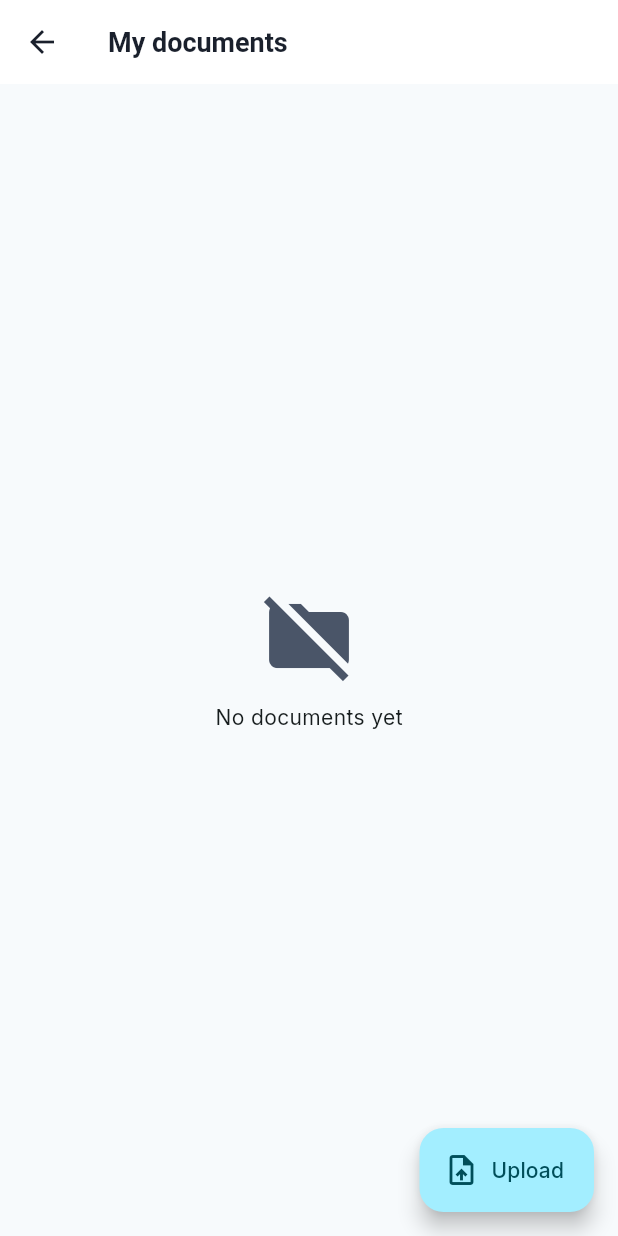
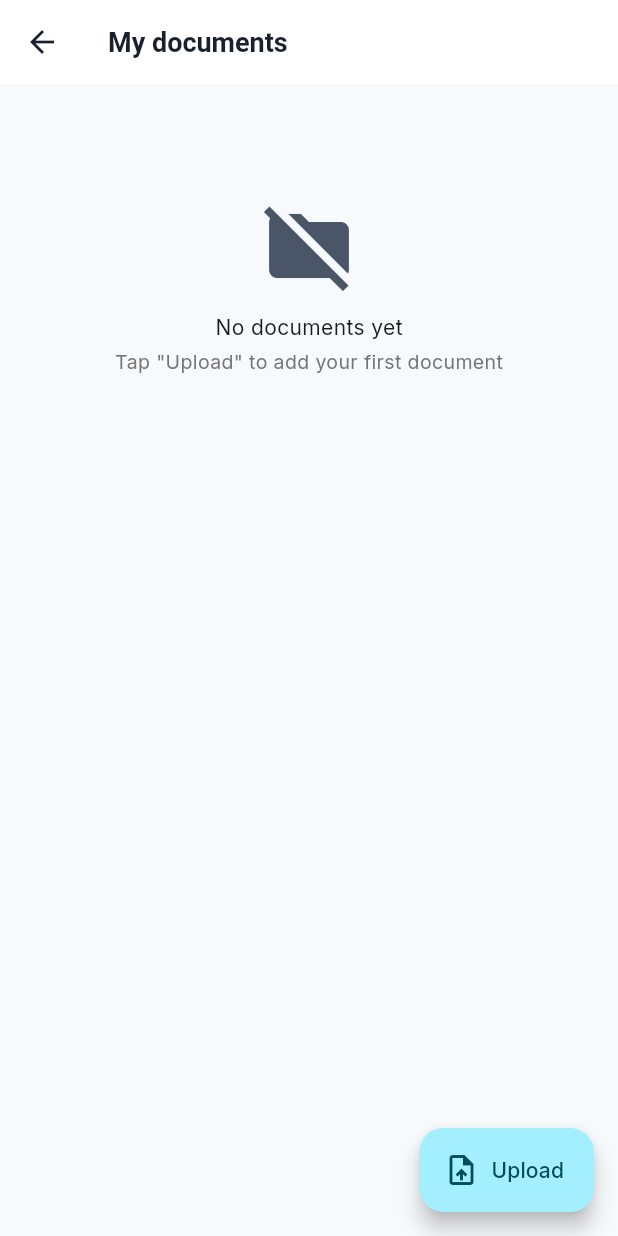
Before and after one commit to aemafantea/Fayda-BG-check, a Flutter app: the DocumentsScreen screen opened by its route, after a tap on "Upload", on a phone screen of 412 x 824 dp. Run offline on Flutter 3.47's test engine with Material 3 defaults, Android fonts, the phone set to English and light mode, and no system bars; our stand-ins replace app_links, file_picker, fl_chart, flutter_riverpod, go_router, google_fonts and 1 more; accounts and stored records are empty.

Commit message:
fix: v0.2.0 - resilient UI against missing DB schema + many UX polish

```diff
--- a/app/lib/features/candidate/screens/documents_screen.dart
+++ b/app/lib/features/candidate/screens/documents_screen.dart
@@ -4,8 +4,10 @@ import 'package:file_picker/file_picker.dart';
 import 'package:url_launcher/url_launcher.dart';
 
 import '../../../core/theme/app_theme.dart';
+import '../../../data/models/models.dart';
 import '../../../data/repositories/auth_repository.dart';
 import '../../../data/repositories/bg_check_repository.dart';
+import '../../shared/widgets/db_status_banner.dart';
 
 class DocumentsScreen extends ConsumerStatefulWidget {
   const DocumentsScreen({super.key});
@@ -14,78 +16,209 @@ class DocumentsScreen extends ConsumerStatefulWidget {
 }
 
 class _DocumentsScreenState extends ConsumerState<DocumentsScreen> {
-  final _docTypes = const ['national_id','passport','certificate','transcript','reference_letter','employment_letter','police_clearance','other'];
+  final _docTypes = const [
+    'national_id', 'passport', 'certificate', 'transcript',
+    'reference_letter', 'employment_letter', 'police_clearance', 'other'
+  ];
+  late Future<List<AppDocument>> _future;
+
+  @override
+  void initState() {
+    super.initState();
+    _future = _load();
+  }
+
+  Future<List<AppDocument>> _load() {
+    final uid = ref.read(currentUserProvider)?.id;
+    if (uid == null) return Future.value([]);
+    return ref.read(bgCheckRepoProvider).listDocuments(uid);
+  }
+
+  void _reload() => setState(() => _future = _load());
 
   Future<void> _upload(String ownerId) async {
     final picked = await FilePicker.platform.pickFiles(withData: true);
     if (picked == null || picked.files.isEmpty) return;
     final f = picked.files.first;
+    if (f.bytes == null) {
+      _showSnack('Could not read file bytes');
+      return;
+    }
+    if (!mounted) return;
     final docType = await showModalBottomSheet<String>(
       context: context,
       builder: (_) => SafeArea(
-        child: ListView(shrinkWrap: true, children: _docTypes
-            .map((t) => ListTile(title: Text(t.replaceAll('_',' ')),
-                onTap: () => Navigator.pop(context, t))).toList()),
+        child: ListView(
+          shrinkWrap: true,
+          children: _docTypes
+              .map((t) => ListTile(
+                    leading: const Icon(Icons.label_outline),
+                    title: Text(t.replaceAll('_', ' ')),
+                    onTap: () => Navigator.pop(context, t),
+                  ))
+              .toList(),
+        ),
       ),
     );
     if (docType == null) return;
+    try {
       await ref.read(bgCheckRepoProvider).uploadDocument(
-      ownerId: ownerId, docType: docType, fileName: f.name, bytes: f.bytes!, mimeType: _mime(f.name),
+            ownerId: ownerId,
+            docType: docType,
+            fileName: f.name,
+            bytes: f.bytes!,
+            mimeType: _mime(f.name),
           );
-    setState(() {});
+      _showSnack('Uploaded ${f.name}');
+      _reload();
+    } catch (e) {
+      _showSnack('Upload failed: $e');
+    }
+  }
+
+  void _showSnack(String s) {
+    if (!mounted) return;
+    ScaffoldMessenger.of(context).showSnackBar(SnackBar(content: Text(s)));
   }
 
   String? _mime(String name) {
     final ext = name.split('.').last.toLowerCase();
-    return {'pdf':'application/pdf','jpg':'image/jpeg','jpeg':'image/jpeg','png':'image/png'}[ext];
+    return {
+      'pdf': 'application/pdf',
+      'jpg': 'image/jpeg',
+      'jpeg': 'image/jpeg',
+      'png': 'image/png',
+    }[ext];
   }
 
   @override
   Widget build(BuildContext context) {
-    final profile = ref.watch(currentProfileProvider).valueOrNull;
-    if (profile == null) return const Scaffold(body: Center(child: CircularProgressIndicator()));
+    final user = ref.watch(currentUserProvider);
+    if (user == null) {
+      return const Scaffold(body: Center(child: Text('Not signed in')));
+    }
     final repo = ref.watch(bgCheckRepoProvider);
     return Scaffold(
       appBar: AppBar(title: const Text('My documents')),
-      body: FutureBuilder(
-        future: repo.listDocuments(profile.id),
+      body: RefreshIndicator(
+        onRefresh: () async => _reload(),
+        child: FutureBuilder<List<AppDocument>>(
+          future: _future,
           builder: (ctx, snap) {
-          if (!snap.hasData) return const Center(child: CircularProgressIndicator());
-          final docs = snap.data!;
-          if (docs.isEmpty) {
-            return Center(child: Column(mainAxisSize: MainAxisSize.min, children: [
-              const Icon(Icons.folder_off, size: 64, color: AppTheme.textSecondary),
-              const SizedBox(height: 12), const Text('No documents yet'),
-            ]));
+            if (snap.connectionState == ConnectionState.waiting) {
+              return const Center(child: CircularProgressIndicator());
             }
-          return ListView.separated(
+            if (snap.hasError) {
+              return _ErrorState(
+                  message: '${snap.error}', onRetry: _reload);
+            }
+            final docs = snap.data ?? const [];
+            return ListView(
               padding: const EdgeInsets.all(16),
-            itemCount: docs.length,
-            separatorBuilder: (_, __) => const SizedBox(height: 8),
-            itemBuilder: (_, i) {
-              final d = docs[i];
-              return Card(
+              children: [
+                const DbStatusBanner(),
+                if (docs.isEmpty)
+                  const _EmptyState()
+                else
+                  ...docs.map((d) => Card(
                         child: ListTile(
-                  leading: const Icon(Icons.insert_drive_file, color: AppTheme.primary),
+                          leading: const Icon(Icons.insert_drive_file,
+                              color: AppTheme.primary),
                           title: Text(d.fileName),
-                  subtitle: Text(d.docType.replaceAll('_',' ')),
-                  trailing: IconButton(
-                    icon: const Icon(Icons.open_in_new),
-                    onPressed: () async {
+                          subtitle: Text(d.docType.replaceAll('_', ' ')),
+                          trailing: PopupMenuButton<String>(
+                            onSelected: (action) async {
+                              if (action == 'open') {
+                                try {
                                   final url = await repo.signedDocUrl(d.filePath);
                                   await launchUrl(Uri.parse(url));
+                                } catch (e) {
+                                  _showSnack('Cannot open: $e');
+                                }
+                              } else if (action == 'delete') {
+                                try {
+                                  await repo.deleteDocument(d);
+                                  _reload();
+                                } catch (e) {
+                                  _showSnack('Delete failed: $e');
+                                }
+                              }
+                            },
+                            itemBuilder: (_) => const [
+                              PopupMenuItem(
+                                  value: 'open',
+                                  child: ListTile(
+                                      leading: Icon(Icons.open_in_new),
+                                      title: Text('Open'))),
+                              PopupMenuItem(
+                                  value: 'delete',
+                                  child: ListTile(
+                                      leading: Icon(Icons.delete_outline,
+                                          color: AppTheme.danger),
+                                      title: Text('Delete'))),
+                            ],
+                          ),
+                        ),
+                      )),
+              ],
+            );
           },
         ),
       ),
-              );
-            },
-          );
-        },
-      ),
       floatingActionButton: FloatingActionButton.extended(
-        onPressed: () => _upload(profile.id),
-        icon: const Icon(Icons.upload_file), label: const Text('Upload'),
+        onPressed: () => _upload(user.id),
+        icon: const Icon(Icons.upload_file),
+        label: const Text('Upload'),
       ),
     );
   }
 }
+
+class _EmptyState extends StatelessWidget {
+  const _EmptyState();
+  @override
+  Widget build(BuildContext context) {
+    return Padding(
+      padding: const EdgeInsets.symmetric(vertical: 60),
+      child: Center(
+        child: Column(
+          children: [
+            const Icon(Icons.folder_off, size: 64, color: AppTheme.textSecondary),
+            const SizedBox(height: 12),
+            const Text('No documents yet'),
+            const SizedBox(height: 4),
+            Text('Tap "Upload" to add your first document',
+                style: TextStyle(color: Colors.grey.shade600, fontSize: 13)),
+          ],
+        ),
+      ),
+    );
+  }
+}
+
+class _ErrorState extends StatelessWidget {
+  final String message;
+  final VoidCallback onRetry;
+  const _ErrorState({required this.message, required this.onRetry});
+  @override
+  Widget build(BuildContext context) {
+    return Center(
+      child: Padding(
+        padding: const EdgeInsets.all(24),
+        child: Column(
+          mainAxisSize: MainAxisSize.min,
+          children: [
+            const Icon(Icons.error_outline, color: AppTheme.danger, size: 48),
+            const SizedBox(height: 12),
+            Text(message, textAlign: TextAlign.center),
+            const SizedBox(height: 16),
+            FilledButton.icon(
+                onPressed: onRetry,
+                icon: const Icon(Icons.refresh),
+                label: const Text('Retry')),
+          ],
+        ),
+      ),
+    );
+  }
+}
```
Lines whose indentation alone changed are shown as unchanged.
